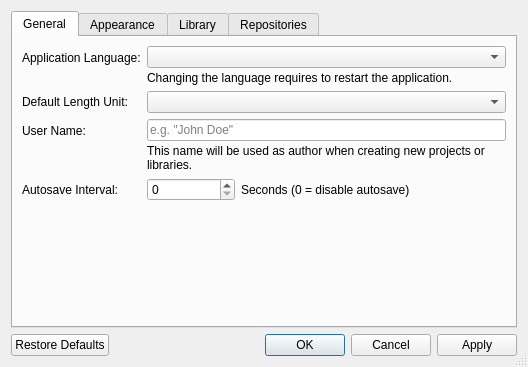
Before: the Qt Designer form libs/librepcb/editor/workspace/workspacesettingsdialog.ui in LibrePCB/LibrePCB, drawn with Qt 5.
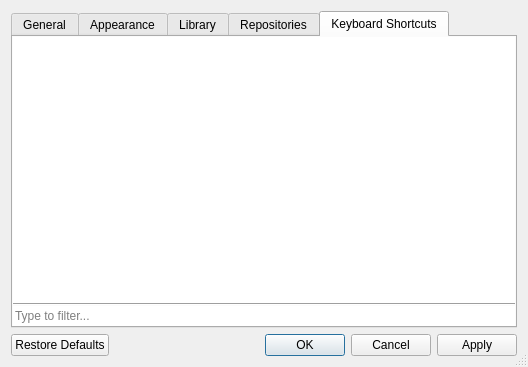
After: the same form once the commit is applied. The open tabs and pages were chosen to show the change. Custom widgets are drawn as their Qt base class.

Commit message:
Merge pull request #987 from LibrePCB/495-configurable-keyboard-shortcuts
Make keyboard shortcuts configurable in workspace settings

# Conflicts:
#	libs/librepcb/core/workspace/workspacesettings.cpp
#	libs/librepcb/core/workspace/workspacesettings.h
#	libs/librepcb/editor/workspace/workspacesettingsdialog.cpp
#	libs/librepcb/editor/workspace/workspacesettingsdialog.ui

The edit to the form file:
```diff
--- a/libs/librepcb/editor/workspace/workspacesettingsdialog.ui
+++ b/libs/librepcb/editor/workspace/workspacesettingsdialog.ui
@@ -280,6 +280,82 @@
        </item>
       </layout>
      </widget>
+     <widget class="QWidget" name="keyboardShortcutsTab">
+      <attribute name="title">
+       <string>Keyboard Shortcuts</string>
+      </attribute>
+      <layout class="QVBoxLayout" name="verticalLayout_2">
+       <property name="spacing">
+        <number>0</number>
+       </property>
+       <property name="leftMargin">
+        <number>0</number>
+       </property>
+       <property name="topMargin">
+        <number>0</number>
+       </property>
+       <property name="rightMargin">
+        <number>0</number>
+       </property>
+       <property name="bottomMargin">
+        <number>0</number>
+       </property>
+       <item>
+        <widget class="QTreeView" name="treeKeyboardShortcuts">
+         <property name="frameShape">
+          <enum>QFrame::NoFrame</enum>
+         </property>
+         <property name="horizontalScrollBarPolicy">
+          <enum>Qt::ScrollBarAlwaysOff</enum>
+         </property>
+         <property name="showDropIndicator" stdset="0">
+          <bool>false</bool>
+         </property>
+         <property name="indentation">
+          <number>8</number>
+         </property>
+         <property name="rootIsDecorated">
+          <bool>false</bool>
+         </property>
+         <property name="itemsExpandable">
+          <bool>false</bool>
+         </property>
+         <property name="headerHidden">
+          <bool>true</bool>
+         </property>
+         <attribute name="headerStretchLastSection">
+          <bool>false</bool>
+         </attribute>
+        </widget>
+       </item>
+       <item>
+        <widget class="Line" name="line">
+         <property name="orientation">
+          <enum>Qt::Horizontal</enum>
+         </property>
+        </widget>
+       </item>
+       <item>
+        <widget class="QLineEdit" name="edtCommandFilter">
+         <property name="inputMask">
+          <string notr="true"/>
+         </property>
+         <property name="text">
+          <string notr="true"/>
+         </property>
+         <property name="frame">
+          <bool>false</bool>
+         </property>
+         <property name="placeholderText">
+          <string>Type to filter...</string>
+         </property>
+         <property name="clearButtonEnabled">
+          <bool>true</bool>
+         </property>
+        </widget>
+       </item>
+      </layout>
+     </widget>
     </widget>
    </item>
    <item>
```
The commit also changes 16 other files.
